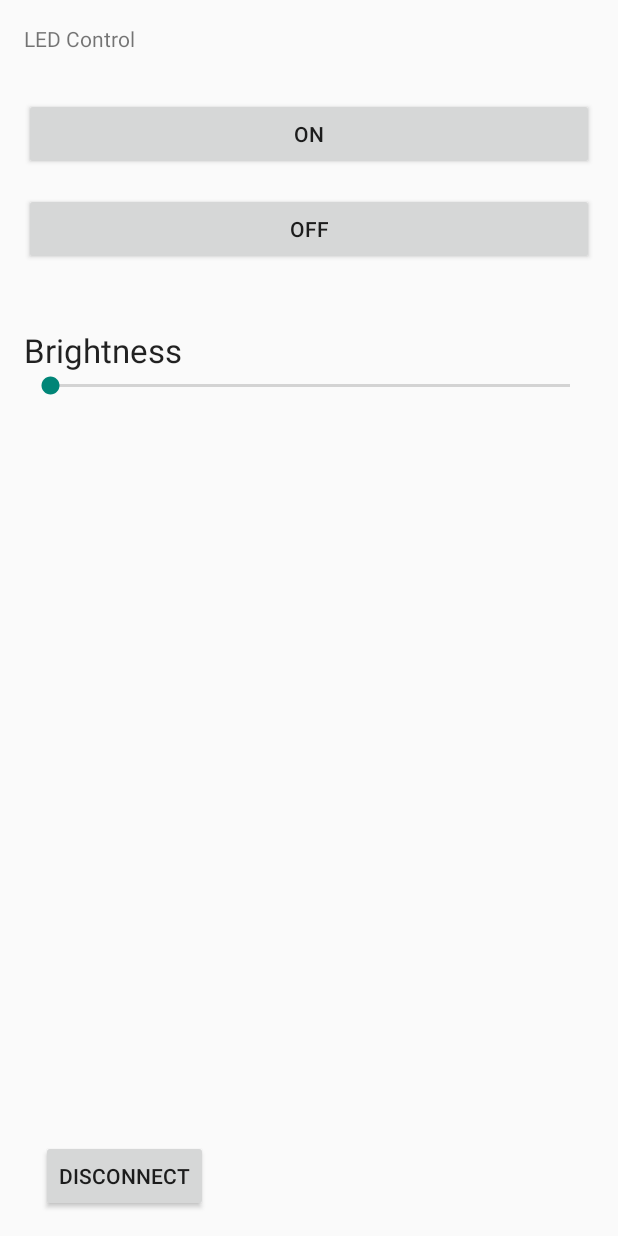
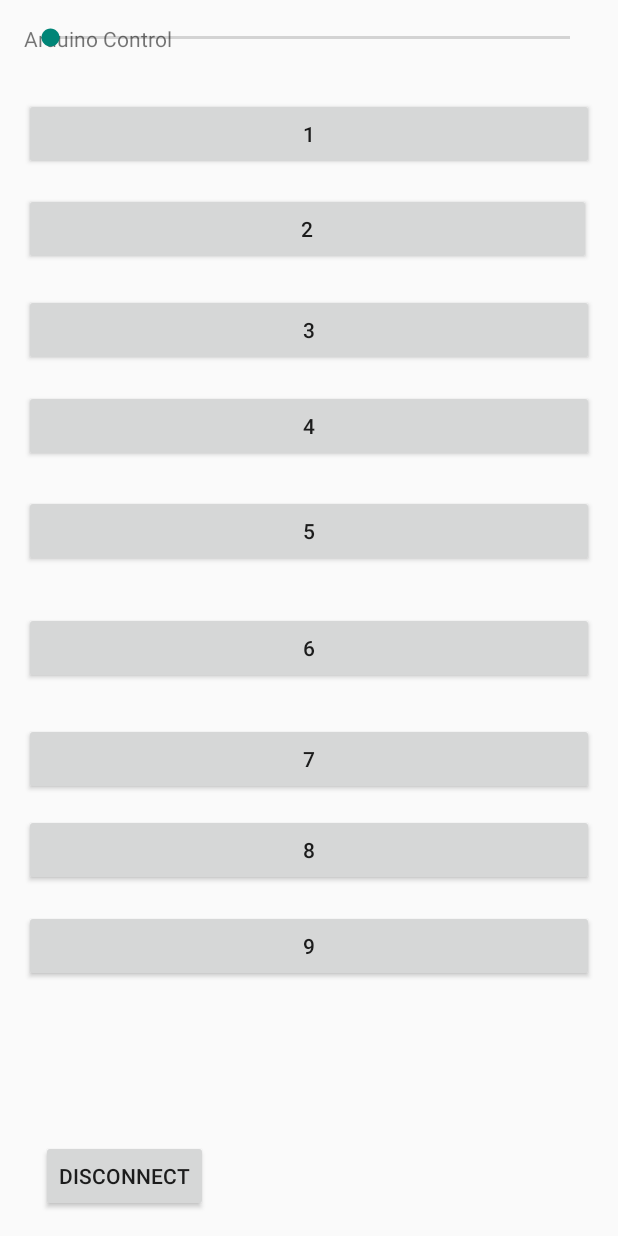
Before and after one commit to onurcakmakceng/android-Camera2Basic, an Android app: the ledControl screen opened directly, with no data from a screen before it, on a phone screen of 412 x 824 dp. Run offline under Robolectric (Android 15) with nearby library versions, the light colour scheme and no system bars; 3 statements that could not run were skipped.

Commit message:
Bluetooth-arduino communication created

```diff
--- a/Application/src/main/java/com/example/android/camera2basic/ledControl.java
+++ b/Application/src/main/java/com/example/android/camera2basic/ledControl.java
@@ -22,7 +22,7 @@ import java.util.UUID;
 
 public class ledControl extends AppCompatActivity {
 
-    Button btnOn, btnOff, btnDis;
+    Button btn1, btn2, btn3, btn4, btn5, btn6, btn7, btn8, btn9, btnDis;
     SeekBar brightness;
     TextView lumn;
     String address = null;
@@ -45,31 +45,95 @@ public class ledControl extends AppCompatActivity {
         setContentView(R.layout.activity_led_control);
 
         //call the widgtes
-        btnOn = (Button)findViewById(R.id.button2);
-        btnOff = (Button)findViewById(R.id.button3);
+        btn1 = (Button)findViewById(R.id.button11);
+        btn2 = (Button)findViewById(R.id.button12);
+        btn3 = (Button)findViewById(R.id.button13);
+        btn4 = (Button)findViewById(R.id.button14);
+        btn5 = (Button)findViewById(R.id.button15);
+        btn6 = (Button)findViewById(R.id.button16);
+        btn7 = (Button)findViewById(R.id.button17);
+        btn8 = (Button)findViewById(R.id.button18);
+        btn9 = (Button)findViewById(R.id.button19);
         btnDis = (Button)findViewById(R.id.button4);
         brightness = (SeekBar)findViewById(R.id.seekBar);
-        lumn = (TextView)findViewById(R.id.lumn);
+        //lumn = (TextView)findViewById(R.id.lumn);
 
         new ConnectBT().execute(); //Call the class to connect
 
         //commands to be sent to bluetooth
-        btnOn.setOnClickListener(new View.OnClickListener()
+        btn1.setOnClickListener(new View.OnClickListener()
         {
             @Override
             public void onClick(View v)
             {
-                turnOnLed();      //method to turn on
+                Message1();      //method to turn on
             }
         });
 
-        btnOff.setOnClickListener(new View.OnClickListener() {
+        btn2.setOnClickListener(new View.OnClickListener() {
             @Override
             public void onClick(View v)
             {
-                turnOffLed();   //method to turn off
+                Message2();   //method to turn off
             }
         });
+        btn3.setOnClickListener(new View.OnClickListener()
+        {
+            @Override
+            public void onClick(View v)
+            {
+                Message3();      //method to turn on
+            }
+        });
+        btn4.setOnClickListener(new View.OnClickListener()
+        {
+            @Override
+            public void onClick(View v)
+            {
+                Message4();      //method to turn on
+            }
+        });
+        btn5.setOnClickListener(new View.OnClickListener()
+        {
+            @Override
+            public void onClick(View v)
+            {
+                Message5();      //method to turn on
+            }
+        });
+        btn6.setOnClickListener(new View.OnClickListener()
+        {
+            @Override
+            public void onClick(View v)
+            {
+                Message6();      //method to turn on
+            }
+        });
+        btn7.setOnClickListener(new View.OnClickListener()
+        {
+            @Override
+            public void onClick(View v)
+            {
+                Message7();      //method to turn on
+            }
+        });
+        btn8.setOnClickListener(new View.OnClickListener()
+        {
+            @Override
+            public void onClick(View v)
+            {
+                Message8();      //method to turn on
+            }
+        });
+        btn9.setOnClickListener(new View.OnClickListener()
+        {
+            @Override
+            public void onClick(View v)
+            {
+                Message9();      //method to turn on
+            }
+        });
+
 
         btnDis.setOnClickListener(new View.OnClickListener()
         {
@@ -124,13 +188,15 @@ public class ledControl extends AppCompatActivity {
 
     }
 
-    private void turnOffLed()
+
+
+    private void Message1()
     {
         if (btSocket!=null)
         {
             try
             {
-                btSocket.getOutputStream().write("TF".toString().getBytes());
+                btSocket.getOutputStream().write("1".toString().getBytes());
             }
             catch (IOException e)
             {
@@ -138,14 +204,111 @@ public class ledControl extends AppCompatActivity {
             }
         }
     }
-
-    private void turnOnLed()
+    private void Message2()
     {
         if (btSocket!=null)
         {
             try
             {
-                btSocket.getOutputStream().write("TO".toString().getBytes());
+                btSocket.getOutputStream().write("2".toString().getBytes());
+            }
+            catch (IOException e)
+            {
+                msg("Error");
+            }
+        }
+    }
+    private void Message3()
+    {
+        if (btSocket!=null)
+        {
+            try
+            {
+                btSocket.getOutputStream().write("3".toString().getBytes());
+            }
+            catch (IOException e)
+            {
+                msg("Error");
+            }
+        }
+    }
+    private void Message4()
+    {
+        if (btSocket!=null)
+        {
+            try
+            {
+                btSocket.getOutputStream().write("4".toString().getBytes());
+            }
+            catch (IOException e)
+            {
+                msg("Error");
+            }
+        }
+    }
+    private void Message5()
+    {
+        if (btSocket!=null)
+        {
+            try
+            {
+                btSocket.getOutputStream().write("5".toString().getBytes());
+            }
+            catch (IOException e)
+            {
+                msg("Error");
+            }
+        }
+    }
+    private void Message6()
+    {
+        if (btSocket!=null)
+        {
+            try
+            {
+                btSocket.getOutputStream().write("6".toString().getBytes());
+            }
+            catch (IOException e)
+            {
+                msg("Error");
+            }
+        }
+    }
+    private void Message7()
+    {
+        if (btSocket!=null)
+        {
+            try
+            {
+                btSocket.getOutputStream().write("7".toString().getBytes());
+            }
+            catch (IOException e)
+            {
+                msg("Error");
+            }
+        }
+    }
+    private void Message8()
+    {
+        if (btSocket!=null)
+        {
+            try
+            {
+                btSocket.getOutputStream().write("8".toString().getBytes());
+            }
+            catch (IOException e)
+            {
+                msg("Error");
+            }
+        }
+    }
+    private void Message9()
+    {
+        if (btSocket!=null)
+        {
+            try
+            {
+                btSocket.getOutputStream().write("9".toString().getBytes());
             }
             catch (IOException e)
             {
--- a/Application/src/main/res/layout/activity_led_control.xml
+++ b/Application/src/main/res/layout/activity_led_control.xml
@@ -4,14 +4,54 @@
     android:paddingRight="@dimen/activity_horizontal_margin"
     android:paddingTop="@dimen/activity_vertical_margin">
 
+    <Button
+        android:id="@+id/button16"
+        android:layout_width="500dp"
+        android:layout_height="wrap_content"
+        android:layout_below="@+id/button12"
+        android:layout_marginTop="231dp"
+        android:text="6" />
+
+    <Button
+        android:id="@+id/button18"
+        android:layout_width="500dp"
+        android:layout_height="wrap_content"
+        android:layout_below="@+id/button12"
+        android:layout_marginTop="366dp"
+        android:text="8" />
+
+    <Button
+        android:id="@+id/button17"
+        android:layout_width="500dp"
+        android:layout_height="wrap_content"
+        android:layout_below="@+id/button12"
+        android:layout_marginTop="305dp"
+        android:text="7" />
+
+    <Button
+        android:id="@+id/button13"
+        android:layout_width="500dp"
+        android:layout_height="wrap_content"
+        android:layout_below="@+id/button12"
+        android:layout_marginTop="19dp"
+        android:text="3" />
+
+    <Button
+        android:id="@+id/button14"
+        android:layout_width="500dp"
+        android:layout_height="wrap_content"
+        android:layout_below="@+id/button12"
+        android:layout_marginTop="83dp"
+        android:text="4" />
+
     <TextView
+        android:id="@+id/textView2"
         android:layout_width="wrap_content"
         android:layout_height="wrap_content"
-        android:text="LED Control"
-        android:id="@+id/textView2"
+        android:layout_alignParentStart="true"
+        android:layout_alignParentLeft="true"
         android:layout_alignParentTop="true"
-        android:layout_alignParentLeft="true"
-        android:layout_alignParentStart="true" />
+        android:text="Arduino Control" />
 
     <SeekBar
         android:layout_width="wrap_content"
@@ -26,40 +66,33 @@
         android:layout_alignParentRight="true"
         android:layout_alignParentEnd="true" />
 
-    <TextView
+    <Button
+        android:id="@+id/button11"
         android:layout_width="wrap_content"
         android:layout_height="wrap_content"
-        android:textAppearance="?android:attr/textAppearanceLarge"
-        android:text="Brightness"
-        android:id="@+id/textView3"
-        android:layout_marginTop="42dp"
-        android:layout_below="@+id/button3"
+        android:layout_below="@+id/textView2"
+        android:layout_alignEnd="@+id/seekBar"
+        android:layout_alignRight="@+id/seekBar"
+        android:layout_alignParentStart="true"
         android:layout_alignParentLeft="true"
-        android:layout_alignParentStart="true" />
+        android:layout_marginTop="30dp"
+        android:text="1" />
 
     <Button
-        android:layout_width="wrap_content"
+        android:id="@+id/button12"
+        android:layout_width="393dp"
         android:layout_height="wrap_content"
-        android:text="ON"
-        android:id="@+id/button2"
-        android:layout_marginTop="30dp"
-        android:layout_below="@+id/textView2"
+        android:layout_below="@+id/button11"
+        android:layout_alignEnd="@+id/button11"
+        android:layout_alignRight="@+id/button11"
+        android:layout_alignParentStart="true"
         android:layout_alignParentLeft="true"
-        android:layout_alignParentStart="true"
-        android:layout_alignRight="@+id/seekBar"
-        android:layout_alignEnd="@+id/seekBar" />
-
-    <Button
-        android:layout_width="wrap_content"
-        android:layout_height="wrap_content"
-        android:text="OFF"
-        android:id="@+id/button3"
+        android:layout_marginStart="0dp"
+        android:layout_marginLeft="0dp"
         android:layout_marginTop="15dp"
-        android:layout_below="@+id/button2"
-        android:layout_alignParentLeft="true"
-        android:layout_alignParentStart="true"
-        android:layout_alignRight="@+id/button2"
-        android:layout_alignEnd="@+id/button2" />
+        android:layout_marginEnd="2dp"
+        android:layout_marginRight="2dp"
+        android:text="2" />
 
     <Button
         android:id="@+id/button4"
@@ -73,15 +106,20 @@
         android:layout_marginBottom="16dp"
         android:text="Disconnect" />
 
-    <TextView
-        android:layout_width="wrap_content"
+    <Button
+        android:id="@+id/button19"
+        android:layout_width="500dp"
         android:layout_height="wrap_content"
-        android:id="@+id/lumn"
-        android:layout_alignTop="@+id/textView3"
-        android:layout_toRightOf="@+id/button4"
-        android:layout_marginLeft="6dp"
-        android:layout_marginStart="6dp"
-        android:layout_alignParentRight="true"
-        android:layout_alignParentEnd="true"
-        android:layout_above="@+id/seekBar" />
+        android:layout_below="@+id/button12"
+        android:layout_marginTop="430dp"
+        android:text="9" />
+
+    <Button
+        android:id="@+id/button15"
+        android:layout_width="500dp"
+        android:layout_height="wrap_content"
+        android:layout_below="@+id/button12"
+        android:layout_marginTop="153dp"
+        android:text="5" />
+
 </RelativeLayout>
```
Also changed, not shown: 179 other files.
